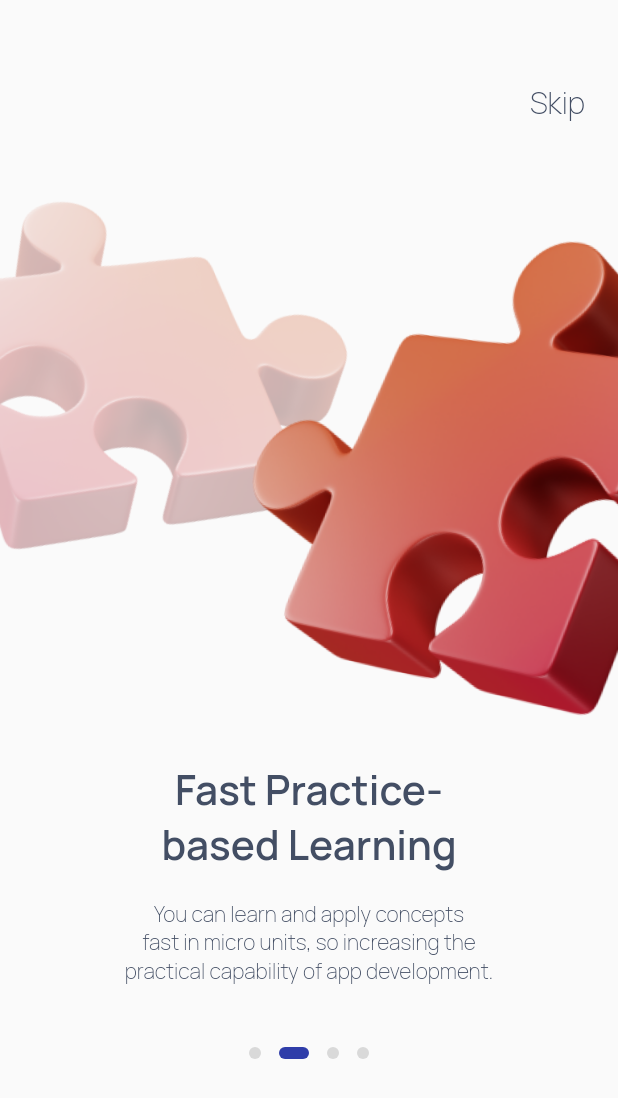
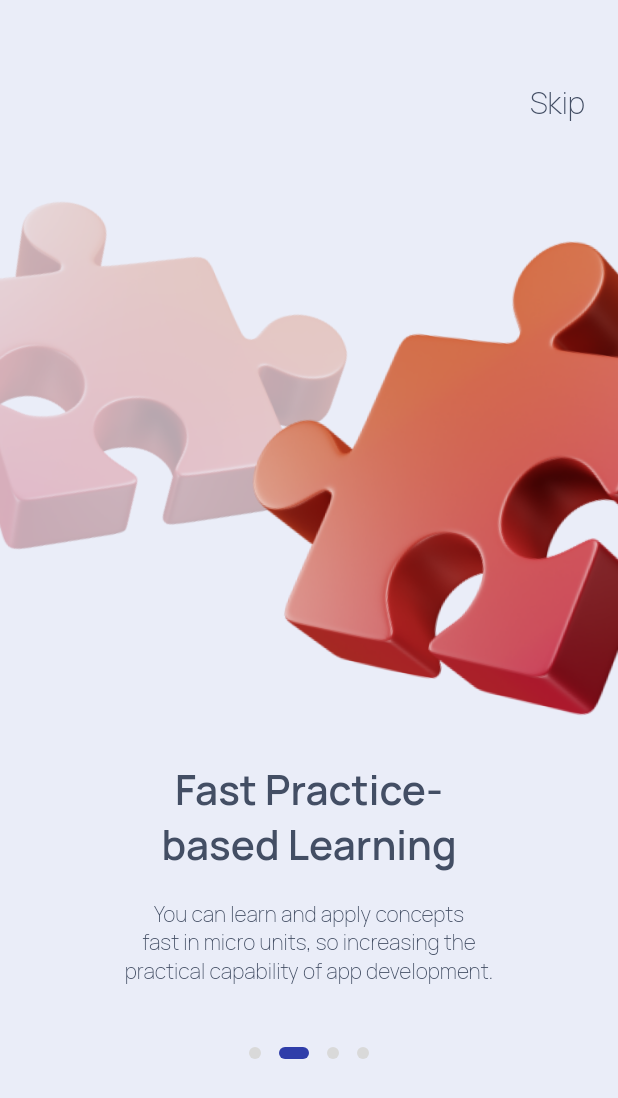
Before and after one commit to zixxin/onBoardingPage, a Flutter app: the screen it shows after launch, swiped to page 2, on a phone screen of 412 x 824 dp. Shown: the top 1098 px of the screen. Run offline on Flutter 3.47's test engine with Material 2 defaults, Android fonts, the phone set to English and light mode, and no system bars; drawn by our look-alikes of dots_indicator.

Commit message:
찐막 코드 완성!!

```diff
--- a/lib/onBoarding.dart
+++ b/lib/onBoarding.dart
@@ -10,18 +10,39 @@ class onBoardingPage extends StatefulWidget {
 
 class onBoardingPageState extends State<onBoardingPage> {
   double index = 0.0;
+  bool background = true;
 
   @override
   Widget build(BuildContext context) {
+    precacheImage(
+      Image.asset(
+        'image/OnBoardingStyle1-1.png',
+      ).image,
+      context,
+    );
+    precacheImage(
+      Image.asset(
+        'image/OnBoardingStyle1-2.png',
+      ).image,
+      context,
+    );
+
     final PageController pageController = PageController(initialPage: 0);
 
     _onPageViewChange(int page) {
       setState(() {
         index = page.toDouble();
+        if (index == 0.0 || index == 1.0) {
+          background = true;
+        } else if (index == 2.0 || index == 3.0) {
+          background = false;
+        }
       });
     }
 
     return Scaffold(
+      backgroundColor:
+          background ? const Color(0xFFEAEDF8) : const Color(0xFFFFFFFF),
       body: Center(
         child: Column(
           mainAxisAlignment: MainAxisAlignment.start,
```
